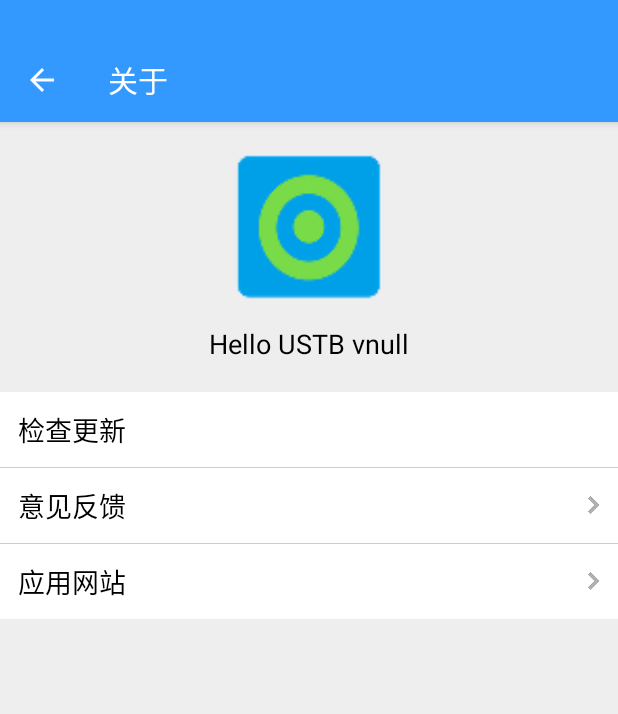
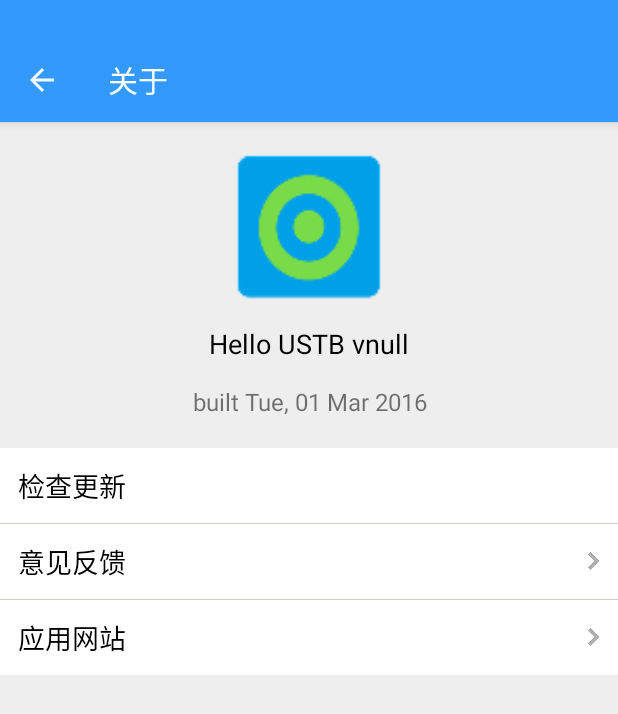
Before and after one commit to genshen/HelloUSTB, an Android app: the About screen opened directly, with no data from a screen before it, on a phone screen of 412 x 824 dp. Shown: the top 714 px of the screen. Run offline under Robolectric (Android 15) with nearby library versions, the phone set to English and light mode, and no system bars; libraries missing offline, so code that uses them is left out: com.afollestad.materialdialogs.

Commit message:
fixed some bugs

```diff
--- a/app/build.gradle
+++ b/app/build.gradle
@@ -9,8 +9,8 @@ android {
         applicationId "com.holo.helloustb"
         minSdkVersion 15
         targetSdkVersion 23
-        versionCode 96
-        versionName "1.2.4"
+        versionCode 97
+        versionName "1.2.5"
         ndk{
             moduleName "Key"
         }
--- a/app/src/main/java/com/holo/helloustb/About.java
+++ b/app/src/main/java/com/holo/helloustb/About.java
@@ -1,7 +1,5 @@
 package com.holo.helloustb;
 
-import android.app.AlertDialog;
-import android.content.DialogInterface;
 import android.content.Intent;
 import android.content.pm.PackageInfo;
 import android.content.pm.PackageManager;
@@ -9,8 +7,6 @@ import android.os.Bundle;
 import android.os.Handler;
 import android.os.Message;
 import android.support.annotation.NonNull;
-import android.support.design.widget.FloatingActionButton;
-import android.support.design.widget.Snackbar;
 import android.support.v7.app.AppCompatActivity;
 import android.support.v7.widget.Toolbar;
 import android.view.MenuItem;
@@ -58,7 +54,7 @@ public class About extends AppCompatActivity {
             e.printStackTrace();
         }
         TextView version = (TextView) findViewById(R.id.this_version);
-        version.setText(getString(R.string.version_base) + versionName);
+        version.setText(getString(R.string.version_base, versionName));
     }
 
     public void clickHander(View view) {
--- a/app/src/main/java/com/holo/helloustb/MainActivity.java
+++ b/app/src/main/java/com/holo/helloustb/MainActivity.java
@@ -115,7 +115,11 @@ public class MainActivity extends AppCompatActivity {
     @Override
     public boolean onOptionsItemSelected(MenuItem item) {
         int id = item.getItemId();
-        return id == R.id.action_settings || super.onOptionsItemSelected(item);
+        if( id == R.id.action_settings){
+            Intent setting = new Intent(MainActivity.this, Settings.class);
+            startActivity(setting);
+        }
+        return super.onOptionsItemSelected(item);
     }
 
     @Override
--- a/app/src/main/java/com/holo/network/GetPostHandler.java
+++ b/app/src/main/java/com/holo/network/GetPostHandler.java
@@ -13,7 +13,7 @@ import java.util.Map;
 public class GetPostHandler {
 
     private final static int TIMEOUT = 8000;
-    private static String tag_now = "";
+    public static String tag_now = "";
 
     public static void HtmlOut(BufferedReader br) {
         try {
--- a/app/src/main/res/layout/content_about.xml
+++ b/app/src/main/res/layout/content_about.xml
@@ -36,6 +36,14 @@
             android:textColor="@color/black"
             android:textSize="18sp" />
 
+        <TextView
+            android:layout_width="match_parent"
+            android:layout_height="wrap_content"
+            android:layout_below="@+id/this_version"
+            android:layout_marginTop="15dp"
+            android:gravity="center_horizontal"
+            android:textSize="16sp"
+            android:text="@string/build_time"/>
     </RelativeLayout>
 
     <Space
--- a/app/src/main/res/values/strings.xml
+++ b/app/src/main/res/values/strings.xml
@@ -130,7 +130,8 @@
     <string name="share_app">分享应用</string>
     <string name="app_web">应用网站</string>
     <string name="file_manager">下载</string>
-    <string name="version_base">Hello USTB  v </string>
+    <string name="version_base">Hello USTB  v%s </string>
+    <string name="build_time">built Tue, 01 Mar 2016 </string>
     <!-- 设置界面 -->
     <!--通用设置-->
     <string name="this_week_num">当前周数</string>
--- a/settings.gradle
+++ b/settings.gradle
@@ -1 +1 @@
-include ':app', ':volley'
+include ':app'
```
Also changed, not shown: app/src/main/java/com/holo/fragment/TodayCourseFrament.java (+1 -6 lines), app/src/main/java/com/holo/helloustb/FileManager.java (+3 -4 lines), app/src/main/java/com/holo/sdcard/FileInfo.java (+4 -6 lines), 2 other files.
